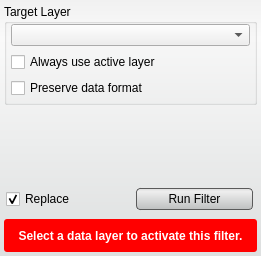
Qt form src/Interface/ToolInterface/GradientAnisotropicDiffusionFilterInterface.ui (SCIInstitute/Seg3D) before a commit.
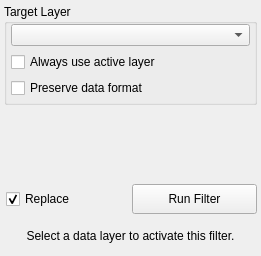
The same form after that commit. Custom widgets are drawn as their Qt base class.

```diff
--- a/src/Interface/ToolInterface/GradientAnisotropicDiffusionFilterInterface.ui
+++ b/src/Interface/ToolInterface/GradientAnisotropicDiffusionFilterInterface.ui
@@ -19,33 +19,6 @@
   <property name="windowTitle">
    <string>Anisotropic Diffusion Filter</string>
   </property>
-  <property name="styleSheet">
-   <string notr="true">QWidget#GradientAnisotropicDiffusionFilterInterface{
-  border-radius: 3px;
-  background-color: qlineargradient(spread:pad, x1:0.5, y1:0, x2:0.5, y2:0.960227, stop:0 rgba(241, 241, 241, 255), stop:0.155779 rgba(250, 250, 250, 255), stop:1 rgba(222, 224, 224, 255));       
-}
-
-QPushButton{
-  background-color: qlineargradient(spread:pad, x1:0.5, y1:0, x2:0.5, y2:0.960227, stop:0 rgba(221, 221, 221, 255), stop:0.155779 rgba(238, 238, 238, 255), stop:1 rgba(192, 194, 194, 255));
-  border-radius: 4px;
-  border: 1px solid rgb(90, 90, 90);
-  margin:4px;
-}
-
-QPushButton:hover{
-  background-color: qlineargradient(spread:pad, x1:0.5, y1:0, x2:0.5, y2:1, stop:0 rgba(195, 195, 195, 255), stop:0.253769 rgba(206, 206, 206, 255), stop:1 rgba(185, 185, 185, 255));
-  border-radius: 4px;
-  border: 1px solid rgb(90, 90, 90);
-  margin:4px;
-}
-
-QPushButton:pressed{
-  background-color: qlineargradient(spread:pad, x1:0.5, y1:0, x2:0.5, y2:1, stop:0 rgba(150, 150, 150, 255), stop:0.753769 rgba(206, 206, 206, 255), stop:1 rgba(185, 185, 185, 255));
-  border-radius: 4px;
-  border: 1px solid rgb(90, 90, 90);
-  margin:4px;
-}</string>
-  </property>
   <layout class="QVBoxLayout" name="verticalLayout">
    <property name="spacing">
     <number>4</number>
@@ -207,17 +180,6 @@
        <height>32</height>
       </size>
      </property>
-     <property name="styleSheet">
-      <string notr="true">QLabel#message_{
-  color: white;
-  font: bold;
-}
-
-QWidget#message_alert_{
-  border-radius: 3px;
-  background-color: red;
-}</string>
-     </property>
      <layout class="QHBoxLayout" name="horizontalLayout_6">
       <property name="spacing">
        <number>0</number>
```
